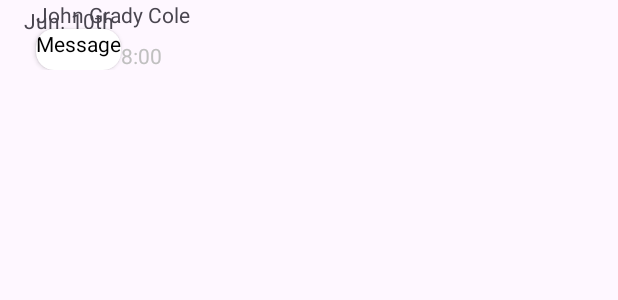
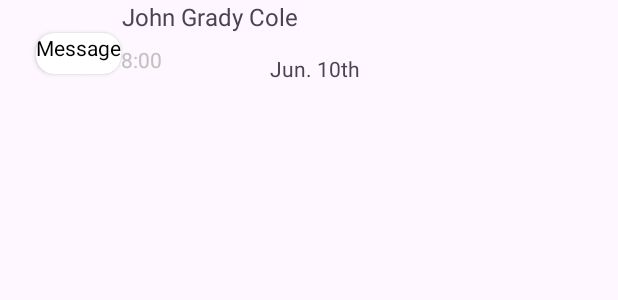
Before and after one commit to Ranxin2023/kotlinChat, an Android app: the layout message_receiver_item.xml on its own in the app's theme, with its tools: preview values and no code run, on a phone screen of 412 x 824 dp. Shown: the top 300 px of the screen. Run offline under Robolectric (Android 15) with nearby library versions, the phone set to English and light mode, and no system bars.

Commit message:
change receiver UI

```diff
--- a/clientpart/app/src/main/res/layout/message_receiver_item.xml
+++ b/clientpart/app/src/main/res/layout/message_receiver_item.xml
@@ -14,6 +14,9 @@
         android:paddingTop="4dp"
         android:paddingEnd="8dp"
         android:paddingBottom="4dp"
+        app:layout_constraintEnd_toEndOf="parent"
+        app:layout_constraintStart_toStartOf="parent"
+        app:layout_constraintTop_toTopOf="parent"
         android:text="@string/default_date"
         />
     <ImageView
@@ -21,6 +24,7 @@
         android:layout_height="wrap_content"
         android:layout_width="wrap_content"
         android:layout_marginStart="16dp"
+        android:contentDescription="User Icon"
         app:layout_constraintStart_toStartOf="parent"
         app:layout_constraintTop_toBottomOf="@+id/text_date_receiver"
         />
@@ -29,9 +33,12 @@
         android:layout_height="wrap_content"
         android:layout_width="wrap_content"
         app:cardBackgroundColor="#eef1f6"
+        android:layout_marginStart="8dp"
         app:cardCornerRadius="12dp"
         android:text="John Grady Cole"
+        android:textSize="16sp"
         app:layout_constraintStart_toEndOf="@+id/receiver_profile"
+        app:layout_constraintEnd_toEndOf="@+id/text_date_receiver"
         />
     <androidx.cardview.widget.CardView
         android:id="@+id/chat_receiver_card"
```
